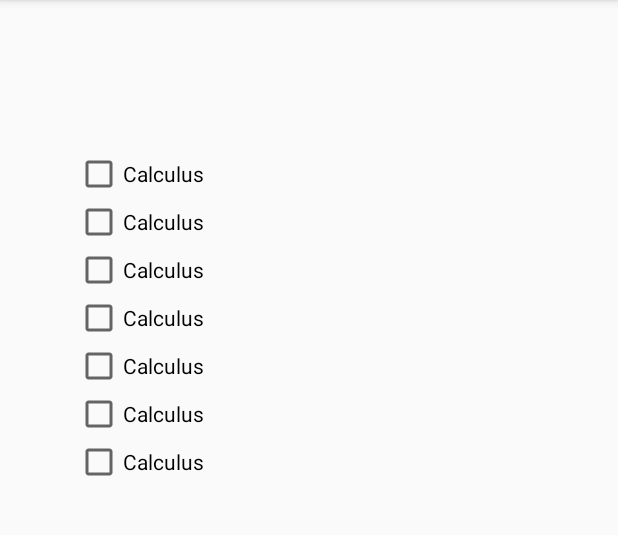
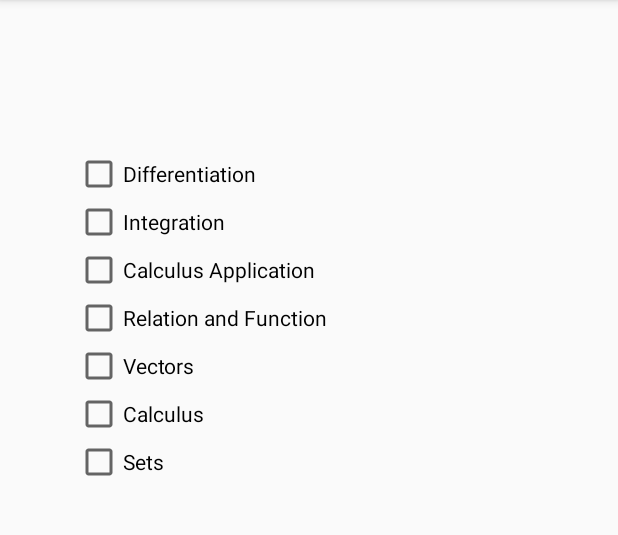
Before and after one commit to ipshitag/SyllabusTrack, an Android app: the fragment firstSubjectFragment shown on its own in the app's theme, on a phone screen of 412 x 824 dp, the part 84-619 px from its top. Run offline under Robolectric (Android 15) with nearby library versions, the phone set to English and light mode, and no system bars.

Commit message:
update checkbox

```diff
--- a/app/src/main/res/layout/subject_one.xml
+++ b/app/src/main/res/layout/subject_one.xml
@@ -8,37 +8,45 @@
     <CheckBox
         android:layout_width="wrap_content"
         android:layout_height="wrap_content"
-        android:text="Calculus"/>
+        android:id="@+id/check_differentiation"
+        android:text="Differentiation">
+    </CheckBox>
 
     <CheckBox
         android:layout_width="wrap_content"
         android:layout_height="wrap_content"
-        android:text="Calculus"/>
+        android:id="@+id/check_integration"
+        android:text="Integration"/>
 
     <CheckBox
         android:layout_width="wrap_content"
         android:layout_height="wrap_content"
-        android:text="Calculus"/>
+        android:id="@+id/check_applications"
+        android:text="Calculus Application"/>
 
     <CheckBox
         android:layout_width="wrap_content"
         android:layout_height="wrap_content"
-        android:text="Calculus"/>
+        android:id="@+id/check_relationfunction"
+        android:text="Relation and Function"/>
 
     <CheckBox
         android:layout_width="wrap_content"
         android:layout_height="wrap_content"
-        android:text="Calculus"/>
+        android:id="@+id/check_vectors"
+        android:text="Vectors"/>
 
     <CheckBox
         android:layout_width="wrap_content"
         android:layout_height="wrap_content"
+        android:id="@+id/check_trigonometry"
         android:text="Calculus" />
 
     <CheckBox
         android:layout_width="wrap_content"
         android:layout_height="wrap_content"
-        android:text="Calculus" />
+        android:id="@+id/check_sets"
+        android:text="Sets" />
 
 
 </LinearLayout>
```
